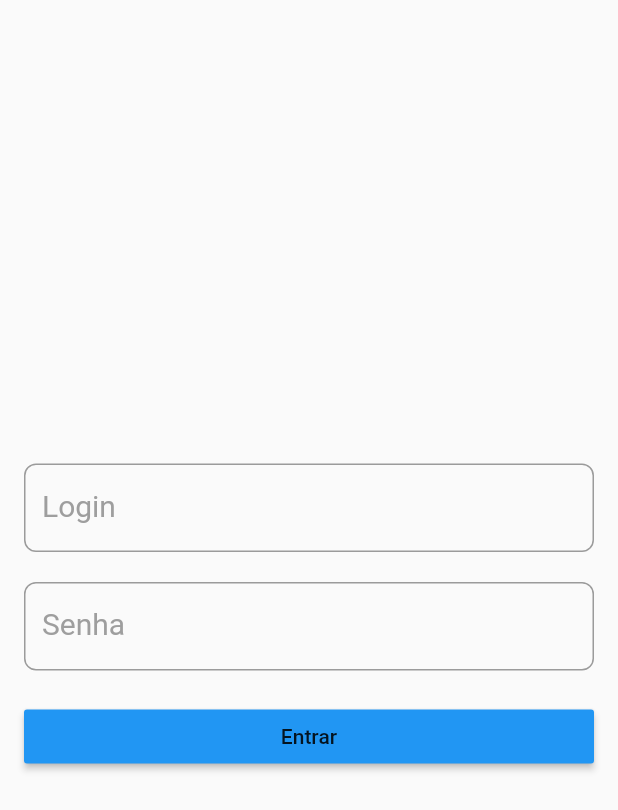
After one commit to ollinmagno/flutter-form-cadastro, a Flutter app: the screen it shows after launch, on a phone screen of 412 x 824 dp. The commit adds this screen. Shown: the top 810 px of the screen. Run offline on Flutter 3.47's test engine with Material 2 defaults, Android fonts, the phone set to English and light mode, and no system bars.

Commit message:
login webservices

```diff
--- /dev/null
+++ b/lib/api/login_api.dart
@@ -0,0 +1,17 @@
+import 'package:http/http.dart' as http;
+
+class LoginApi {
+  static Future<bool> login(String login, String senha) async{
+    var url = 'http://livrowebservices.com.br/rest/login';
+
+    Map params = {
+      'login' : login,
+      'senha' : senha,
+    };
+    var response = await http.post(url, body: params);
+
+    print('Response body: ${response.body}');
+    print('Response status: ${response.statusCode}');
+    return true;
+  }
+}
--- a/lib/main.dart
+++ b/lib/main.dart
@@ -1,5 +1,5 @@
 import 'package:flutter/material.dart';
-import 'package:form_cadastro/pages/form.dart';
+import 'package:form_cadastro/pages/home_page.dart';
 
 
 void main() => runApp(MyApp());
@@ -11,7 +11,7 @@ class MyApp extends StatelessWidget {
       debugShowCheckedModeBanner: false,
       title: 'Cadastro',
       theme: ThemeData(primarySwatch: Colors.blue),
-      home: FormularioCadastro(),
+      home: HomePage(),
     );
   }
 }
--- /dev/null
+++ b/lib/pages/home_page.dart
@@ -0,0 +1,78 @@
+import 'package:flutter/material.dart';
+import 'package:form_cadastro/api/login_api.dart';
+import 'package:form_cadastro/pages/form.dart';
+import 'package:form_cadastro/utils/nav.dart';
+import 'package:form_cadastro/widgets/app_text.dart';
+//import 'package:form_cadastro/widgets/button.dart';
+
+class HomePage extends StatelessWidget {
+  final _controllerLogin = TextEditingController();
+  final _controllerSenha = TextEditingController();
+  final _loginKey = GlobalKey<FormState>();
+  final _nextFocus = FocusNode();
+
+  void _onClickLogin() async {
+    _validate();
+    String login = _controllerLogin.text;
+    String senha = _controllerSenha.text;
+
+    print('$login, $senha');
+    bool ok = await LoginApi.login(login, senha);
+    if(ok){
+      //push(context, FormularioCadastro());
+    }else {
+      print("Login incorreto");
+    }
+  }
+
+  _validate() {
+    if (!_loginKey.currentState.validate()) {
+      return;
+    }
+  }
+
+  @override
+  Widget build(BuildContext context) {
+    return Scaffold(
+      body: Form(
+        key: _loginKey,
+        child: Container(
+          padding: EdgeInsets.all(16.0),
+          child: Column(
+            mainAxisAlignment: MainAxisAlignment.center,
+            children: <Widget>[
+              AppText(
+                context,
+                'Login',
+                'Digite o login',
+                controller: _controllerLogin,
+                nextFocus: _nextFocus,
+              ),
+              SizedBox(
+                height: 20,
+              ),
+              AppText(
+                context,
+                'Senha',
+                'Digite sua senha',
+                controller: _controllerSenha,
+                obscure: true,
+                focusNode: _nextFocus,
+              ),
+              SizedBox(
+                height: 20,
+              ),
+              Container(
+                width: double.infinity,
+                child: RaisedButton(
+                  color: Colors.blue,
+                  child: Text('Entrar'),
+                  onPressed: () => _onClickLogin),
+              ),
+            ],
+          ),
+        ),
+      ),
+    );
+  }
+}
--- a/pubspec.yaml
+++ b/pubspec.yaml
@@ -23,7 +23,7 @@ dependencies:
   # The following adds the Cupertino Icons font to your application.
   # Use with the CupertinoIcons class for iOS style icons.
   cupertino_icons: ^0.1.2
-
+  http: ^0.12.2
 dev_dependencies:
   flutter_test:
     sdk: flutter
```
Also changed, not shown: lib/utils/nav.dart (added, +7 -0 lines), pubspec.lock, 1 other file.
